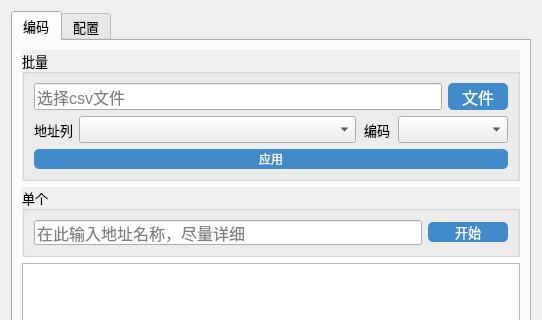
This is GeocodeCN_dialog_base.ui in WShihan/GeocodeCN as Qt 5 draws it before an edit; both pictures show x 0 to 542 and y 0 to 320 of the 542 by 620 pixel window. The edited form follows.
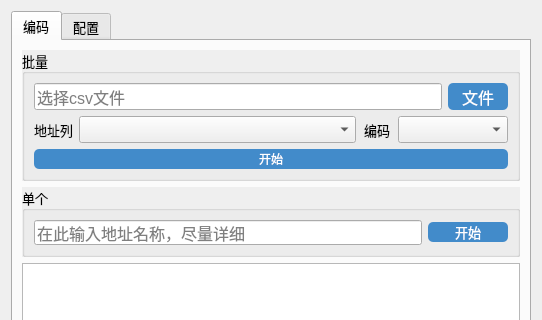
This is the edited form.

Commit message: fix 生成图层错误；按钮文字修改

```diff
--- a/GeocodeCN_dialog_base.ui
+++ b/GeocodeCN_dialog_base.ui
@@ -263,7 +263,7 @@
 border-radius: 5%;</string>
             </property>
             <property name="text">
-             <string>应用</string>
+             <string>开始</string>
             </property>
            </widget>
           </item>
```
The commit also changes 3 other files.
